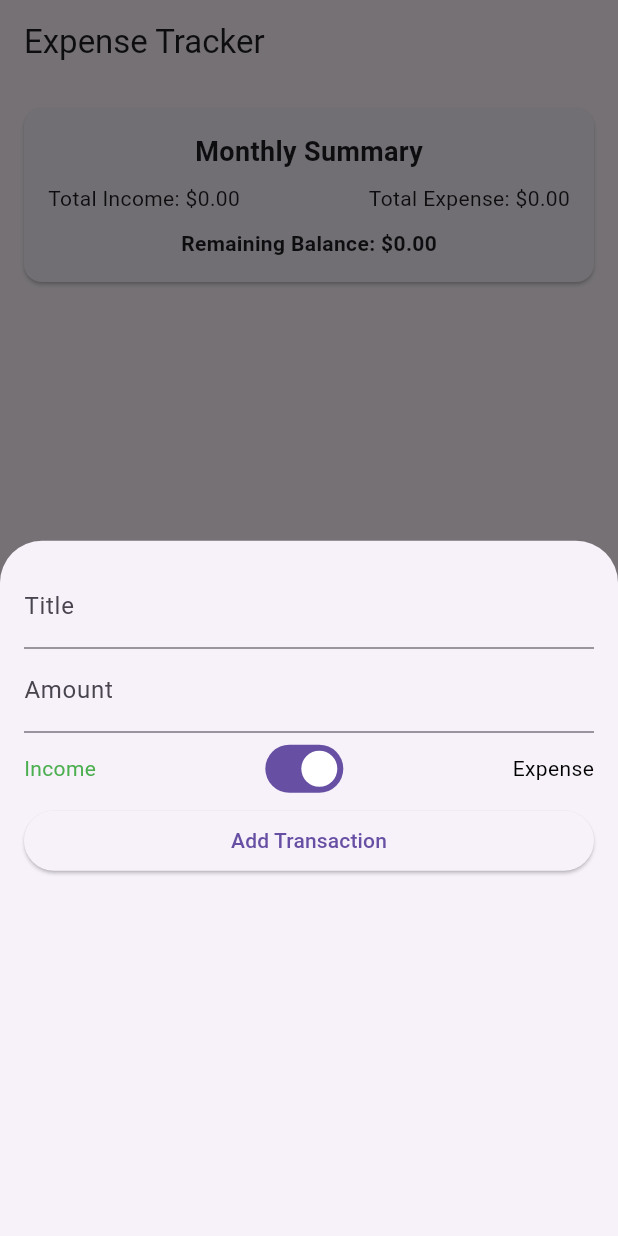
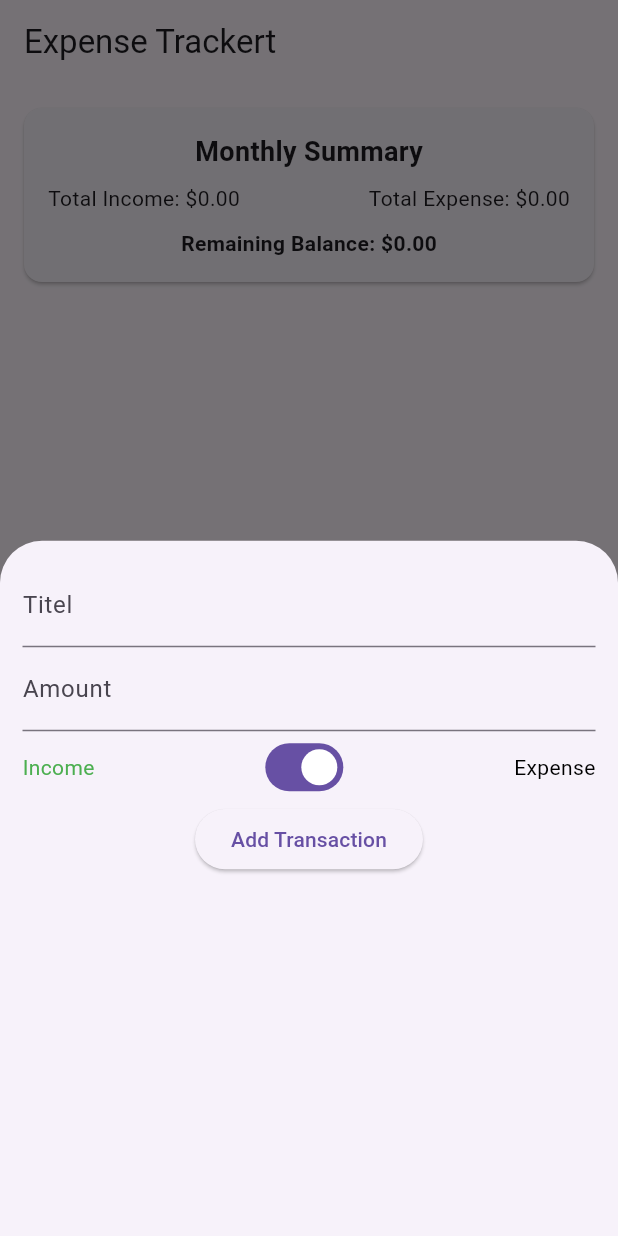
Before and after one commit to Nabinji/Flutter_Provider, a Flutter app: the screen it shows after launch, after a tap on the "add" icon, on a phone screen of 412 x 824 dp. Run offline on Flutter 3.47's test engine with Material 3 defaults, Android fonts, the phone set to English and light mode, and no system bars; missing offline and left inert: function_tree.

Commit message:
update code

```diff
--- a/lib/Calculator/Screen/my_calculator.dart
+++ b/lib/Calculator/Screen/my_calculator.dart
@@ -1,9 +1,10 @@
 import 'dart:async';
 
 import 'package:flutter/material.dart';
-import 'package:flutter_provider/Calculator/Provider/calculator_provider.dart';
-import 'package:flutter_provider/Calculator/color.dart';
 import 'package:provider/provider.dart';
+
+import '../Provider/calculator_provider.dart';
+import '../color.dart';
 
 class MyCalculator extends StatefulWidget {
   const MyCalculator({super.key});
--- a/lib/Expense Tracker/Provider/transaction_provider.dart
+++ b/lib/Expense Tracker/Provider/transaction_provider.dart
@@ -1,52 +1,36 @@
 import 'package:flutter/material.dart';
-import '../Model/transaction.dart';
+import 'package:flutter_provider/Expense%20Tracker/Model/transaction.dart';
 
-// The TransactionProvider class manages a list of transactions
-// and provides functionalities to add, remove, and calculate totals.
 class TransactionProvider with ChangeNotifier {
-  // Private list to store all transactions
   final List<Transaction> _transactions = [];
 
-  // Public getter to access the list of transactions
-  List<Transaction> get transactions => _transactions;
-
-  // Getter to calculate total income from the transactions
+  List<Transaction> get transaction => _transactions;
+  // for calcuationg the total income
   double get totalIncome => _transactions
-      .where((tx) => tx.isIncome) // Filter for income transactions
-      .fold(0, (sum, tx) => sum + tx.amount); // Sum their amounts
-
-  // Getter to calculate total expenses from the transactions
-  double get totalExpense => _transactions
-      .where((tx) => !tx.isIncome) // Filter for expense transactions
-      .fold(0, (sum, tx) => sum + tx.amount); // Sum their amounts
-
-  // Getter to calculate the remaining balance (income - expenses)
-  double get remainingBalance => totalIncome - totalExpense;
-
-  // Method to add a new transaction
+      .where((tx) => tx.isIncome)
+      .fold(0, (sum, tx) => sum + tx.amount);
+  // for calcuationg the total expenses
+  double get totalExpenses => _transactions
+      .where((tx) => !tx.isIncome)
+      .fold(0, (sum, tx) => sum + tx.amount);
+  // for the remaining balance
+  double get remainingBalance => totalIncome - totalExpenses;
+  // method to add an new transation
   void addTransaction(String title, double amount, bool isIncome) {
-    // Create a new transaction object with a unique ID and current date
-    final newTransaction = Transaction(
-      id: DateTime.now().toString(), // Unique ID based on timestamp
+    final newTransction = Transaction(
+      id: DateTime.now().toString(),
       title: title,
       amount: amount,
-      date: DateTime.now(), // Current date/time for the transaction
-      isIncome: isIncome, // Indicates if it's an income or expense
+      date: DateTime.now(),
+      isIncome: isIncome,
     );
-
-    // Add the new transaction to the beginning of the list
-    _transactions.insert(0, newTransaction);
-
-    // Notify listeners that the data has changed, prompting UI updates
+    _transactions.insert(0, newTransction);
     notifyListeners();
+    // method to remove
   }
 
-  // Method to remove a transaction by its unique ID
   void removeTransaction(String id) {
-    // Remove the transaction with the matching ID from the list
     _transactions.removeWhere((tx) => tx.id == id);
-
-    // Notify listeners that the data has changed, prompting UI updates
     notifyListeners();
   }
 }
--- a/lib/Expense Tracker/View/home_screen.dart
+++ b/lib/Expense Tracker/View/home_screen.dart
@@ -1,7 +1,7 @@
 import 'package:flutter/material.dart';
-import '../Widgets/add_transaction_form.dart';
-import '../Widgets/summary_card.dart';
-import '../Widgets/transaction_list.dart';
+import 'package:flutter_provider/Expense%20Tracker/Widgets/add_transaction.dart';
+import 'package:flutter_provider/Expense%20Tracker/Widgets/summeart_card.dart';
+import 'package:flutter_provider/Expense%20Tracker/Widgets/transaction_list.dart';
 
 class HomeScreen extends StatelessWidget {
   const HomeScreen({super.key});
@@ -9,7 +9,9 @@ class HomeScreen extends StatelessWidget {
   @override
   Widget build(BuildContext context) {
     return Scaffold(
-      appBar: AppBar(title: const Text('Expense Tracker')),
+      appBar: AppBar(
+        title: const Text("Expense Trackert"),
+      ),
       body: const Column(
         children: [
           SummaryCard(),
@@ -20,7 +22,7 @@ class HomeScreen extends StatelessWidget {
         onPressed: () {
           showModalBottomSheet(
             context: context,
-            builder: (_) => const AddTransactionForm(),
+            builder: (_) => const AddTransaction(),
           );
         },
         child: const Icon(Icons.add),
--- /dev/null
+++ b/lib/Expense Tracker/Widgets/add_transaction.dart
@@ -0,0 +1,72 @@
+import 'package:flutter/material.dart';
+import 'package:flutter_provider/Expense%20Tracker/Provider/transaction_provider.dart';
+import 'package:provider/provider.dart';
+
+class AddTransaction extends StatefulWidget {
+  const AddTransaction({super.key});
+
+  @override
+  State<AddTransaction> createState() => _AddTransactionState();
+}
+
+class _AddTransactionState extends State<AddTransaction> {
+  final _titleController = TextEditingController();
+  final _amountController = TextEditingController();
+  bool _isIncome = true;
+  void submitData() {
+    final title = _titleController.text;
+    final amount = double.tryParse(_amountController.text) ?? 0;
+
+    if (title.isEmpty || amount <= 0) return;
+    Provider.of<TransactionProvider>(context, listen: false)
+        .addTransaction(title, amount, _isIncome);
+    Navigator.pop(context);
+  }
+
+  @override
+  Widget build(BuildContext context) {
+    return Padding(
+      padding: const EdgeInsets.all(15),
+      child: Column(
+        children: [
+          TextField(
+            controller: _titleController,
+            decoration: const InputDecoration(labelText: "Titel"),
+          ),
+          TextField(
+            controller: _amountController,
+            decoration: const InputDecoration(labelText: "Amount"),
+          ),
+          Row(
+            mainAxisAlignment: MainAxisAlignment.spaceBetween,
+            children: [
+              Text(
+                "Income",
+                style: TextStyle(
+                  color: _isIncome == true ? Colors.green : Colors.black,
+                ),
+              ),
+              Switch(
+                  value: _isIncome,
+                  onChanged: (val) {
+                    setState(() {
+                      _isIncome = val;
+                    });
+                  }),
+              Text(
+                "Expense",
+                style: TextStyle(
+                  color: _isIncome == false ? Colors.red : Colors.black,
+                ),
+              ),
+            ],
+          ),
+          ElevatedButton(
+            onPressed: submitData,
+            child: Text("Add Transaction"),
+          ),
+        ],
+      ),
+    );
+  }
+}
--- a/lib/Expense Tracker/Widgets/add_transaction_form.dart
+++ /dev/null
@@ -1,103 +0,0 @@
-import 'package:flutter/material.dart';
-import 'package:provider/provider.dart';
-import '../Provider/transaction_provider.dart';
-
-// The AddTransactionForm widget allows users to input transaction details
-class AddTransactionForm extends StatefulWidget {
-  const AddTransactionForm({super.key});
-
-  @override
-  _AddTransactionFormState createState() => _AddTransactionFormState();
-}
-
-// State class for AddTransactionForm
-class _AddTransactionFormState extends State<AddTransactionForm> {
-  // Controllers for text fields to capture user input
-  final _titleController = TextEditingController();
-  final _amountController = TextEditingController();
-
-  // Boolean to track if the transaction is income or expense
-  bool _isIncome = true;
-
-  // Method to handle form submission
-  void _submitData() {
-    // Retrieve title and amount from controllers
-    final title = _titleController.text;
-    final amount = double.tryParse(_amountController.text) ?? 0;
-
-    // Validate input: title should not be empty and amount should be greater than zero
-    if (title.isEmpty || amount <= 0) return;
-
-    // Use the TransactionProvider to add the new transaction
-    Provider.of<TransactionProvider>(context, listen: false)
-        .addTransaction(title, amount, _isIncome);
-
-    // Close the form after submission
-    Navigator.of(context).pop();
-  }
-
-  @override
-  Widget build(BuildContext context) {
-    return Padding(
-      padding: const EdgeInsets.all(16.0), // Padding around the form
-      child: Column(
-        crossAxisAlignment:
-            CrossAxisAlignment.stretch, // Stretch children to fill the width
-        children: [
-          // TextField for entering the transaction title
-          TextField(
-            controller: _titleController,
-            decoration: const InputDecoration(
-                labelText: 'Title'), // Label for the field
-          ),
-          // TextField for entering the transaction amount
-          TextField(
-            controller: _amountController,
-            decoration: const InputDecoration(
-                labelText: 'Amount'), // Label for the field
-            keyboardType:
-                TextInputType.number, // Numeric keyboard for amount input
-          ),
-          // Row containing switch to toggle between income and expense
-          Row(
-            mainAxisAlignment: MainAxisAlignment.spaceBetween,
-            children: [
-              Text(
-                'Income',
-                style: TextStyle(
-                  color: _isIncome == true
-                      ? Colors.green
-                      : Colors.black, // Change color based on state
-                ),
-              ),
-              Switch(
-                value:
-                    _isIncome, // Current state of the switch (income/expense)
-                onChanged: (val) {
-                  setState(() {
-                    _isIncome = val; // Update state when switch is toggled
-                  });
-                },
-              ),
-              Text(
-                'Expense',
-                style: TextStyle(
-                  color: _isIncome == false
-                      ? Colors.red
-                      : Colors.black, // Change color based on state
-                ),
-              ),
-            ],
-          ),
-          // Button to submit the transaction data
-          ElevatedButton(
-            onPressed: _submitData, // Call submit method on press
-            child: const Text(
-              'Add Transaction', // Button label
-            ),
-          ),
-        ],
-      ),
-    );
-  }
-}
--- a/lib/Expense Tracker/Widgets/summary_card.dart
+++ b/lib/Expense Tracker/Widgets/summeart_card.dart
@@ -24,7 +24,7 @@ class SummaryCard extends StatelessWidget {
                 Text(
                     'Total Income: \$${transactionProvider.totalIncome.toStringAsFixed(2)}'),
                 Text(
-                    'Total Expense: \$${transactionProvider.totalExpense.toStringAsFixed(2)}'),
+                    'Total Expense: \$${transactionProvider.totalExpenses.toStringAsFixed(2)}'),
               ],
             ),
             const SizedBox(height: 10),
--- a/lib/Expense Tracker/Widgets/transaction_list.dart
+++ b/lib/Expense Tracker/Widgets/transaction_list.dart
@@ -10,9 +10,9 @@ class TransactionList extends StatelessWidget {
     final transactionProvider = Provider.of<TransactionProvider>(context);
 
     return ListView.builder(
-      itemCount: transactionProvider.transactions.length,
+      itemCount: transactionProvider.transaction.length,
       itemBuilder: (ctx, index) {
-        final tx = transactionProvider.transactions[index];
+        final tx = transactionProvider.transaction[index];
         return GestureDetector(
           onLongPress: () {
             transactionProvider.removeTransaction(tx.id);
--- a/lib/Theme/dark_light_theme.dart
+++ b/lib/Theme/dark_light_theme.dart
@@ -1,6 +1,7 @@
 import 'package:flutter/material.dart';
-import 'package:flutter_provider/Theme/Provider/theme_provider.dart';
 import 'package:provider/provider.dart';
+
+import 'Provider/theme_provider.dart';
 
 class DarkLightTheme extends StatefulWidget {
   const DarkLightTheme({super.key});
--- a/lib/Timer/coundown_timer.dart
+++ b/lib/Timer/coundown_timer.dart
@@ -1,7 +1,8 @@
 import 'package:flutter/cupertino.dart';
 import 'package:flutter/material.dart';
-import 'package:flutter_provider/Timer/Provider/time_provider.dart';
 import 'package:provider/provider.dart';
+
+import 'Provider/time_provider.dart';
 
 class TimerPage extends StatelessWidget {
   const TimerPage({super.key});
--- a/lib/Voting App/Provider/voting_provider.dart
+++ b/lib/Voting App/Provider/voting_provider.dart
@@ -1,6 +1,7 @@
 import 'dart:async';
 import 'package:flutter/material.dart';
-import 'package:flutter_provider/Voting%20App/Model/model.dart';
+
+import '../Model/model.dart';
 
 class VotingProvider with ChangeNotifier {
   List<Candidate> _candidates = [
--- a/lib/Voting App/Screen/voting_screen.dart
+++ b/lib/Voting App/Screen/voting_screen.dart
@@ -1,7 +1,8 @@
 import 'package:flutter/material.dart';
-import 'package:flutter_provider/Voting%20App/Provider/voting_provider.dart';
-import 'package:flutter_provider/Voting%20App/Screen/result_screen.dart';
 import 'package:provider/provider.dart';
+
+import '../Provider/voting_provider.dart';
+import 'result_screen.dart';
 
 class VotingScreen extends StatelessWidget {
   const VotingScreen({super.key});
```
